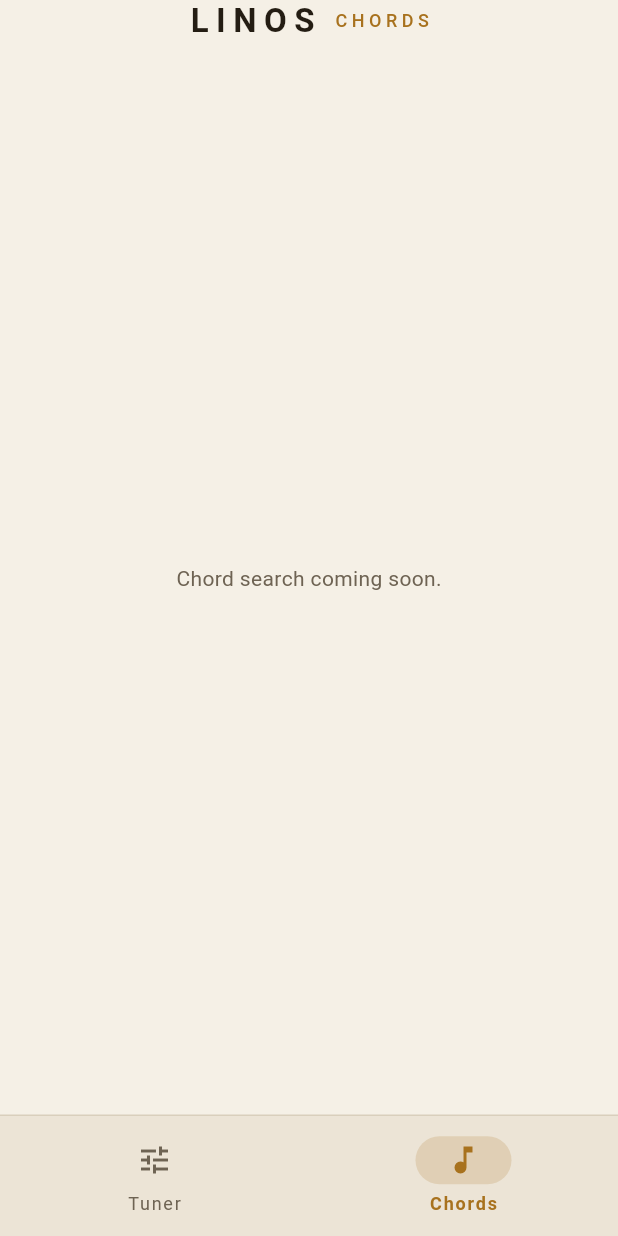
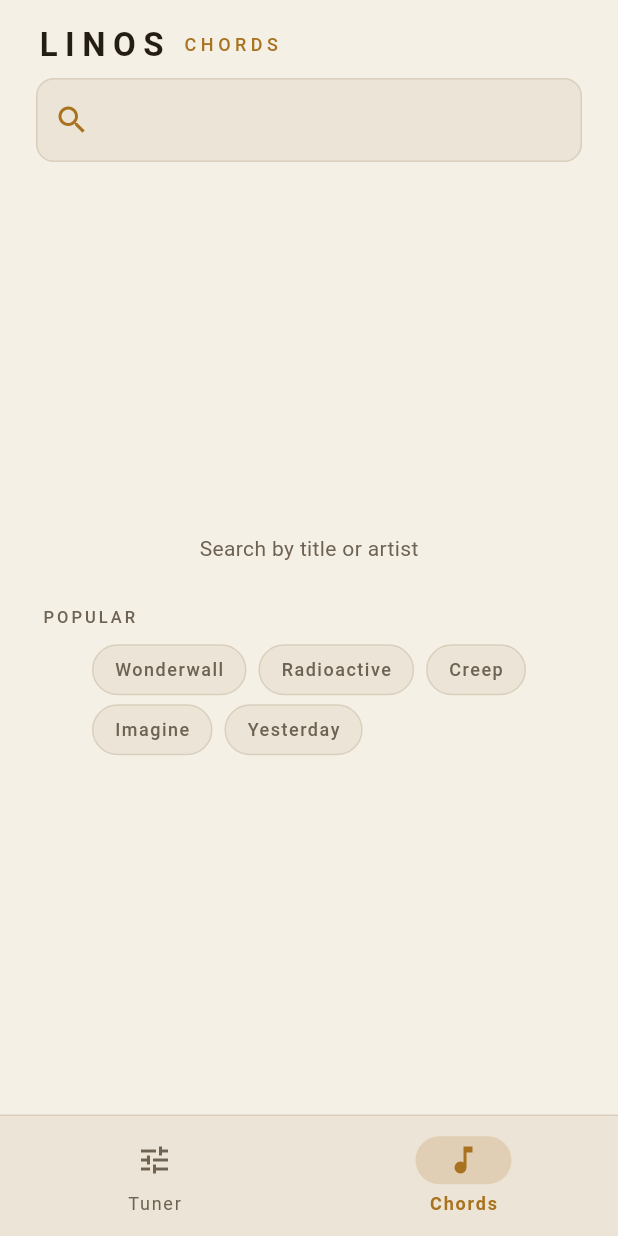
Before and after one commit to ChamuRajapaksha/Linos, a Flutter app: the screen it shows after launch, item 2 of the bottom bar chosen, on a phone screen of 412 x 824 dp. Run offline on Flutter 3.47's test engine with Material 3 defaults, Android fonts, the phone set to English and light mode, and no system bars; our stand-ins replace get_it, permission_handler, shared_preferences; missing offline and left inert: audio_session, record.

Commit message:
feat(chords-ui): add chord search screen with results list

```diff
--- a/lib/ui/core/navigation/app_shell.dart
+++ b/lib/ui/core/navigation/app_shell.dart
@@ -1,10 +1,10 @@
 import 'package:flutter/material.dart';
 
 import '../theme/linos_palette.dart';
-import '../widgets/wordmark.dart';
 import '../../features/tuner/views/tuner_view.dart';
 import '../../features/tuner/view_models/tuner_view_model.dart';
 import '../../features/chords/view_models/song_search_view_model.dart';
+import '../../features/chords/views/chord_search_view.dart';
 
 class AppShell extends StatefulWidget {
   const AppShell({
@@ -28,7 +28,7 @@ class _AppShellState extends State<AppShell> {
     return Scaffold(
       body: switch (_index) {
         0 => TunerView(viewModel: widget.tunerViewModel),
-        1 => const _ChordsTabPlaceholder(),
+        1 => ChordSearchView(viewModel: widget.searchViewModel),
         _ => throw StateError('Invalid tab index'),
       },
       bottomNavigationBar: Column(
@@ -48,31 +48,3 @@ class _AppShellState extends State<AppShell> {
     );
   }
 }
-
-class _ChordsTabPlaceholder extends StatelessWidget {
-  const _ChordsTabPlaceholder();
-
-  @override
-  Widget build(BuildContext context) {
-    final ThemeData theme = Theme.of(context);
-    final LinosPalette palette = LinosPalette.forBrightness(theme.brightness);
-    return SafeArea(
-      child: Column(
-        crossAxisAlignment: CrossAxisAlignment.stretch,
-        children: [
-          Center(child: Wordmark(label: 'CHORDS')),
-          const Spacer(),
-          Center(
-            child: Text(
-              'Chord search coming soon.',
-              style: theme.textTheme.bodyMedium?.copyWith(
-                color: palette.textMuted,
-              ),
-            ),
-          ),
-          const Spacer(),
-        ],
-      ),
-    );
-  }
-}
--- /dev/null
+++ b/lib/ui/features/chords/views/chord_search_view.dart
@@ -0,0 +1,369 @@
+import 'package:flutter/material.dart';
+
+import '../../../core/haptics/haptic_feedback.dart';
+import '../../../core/theme/linos_palette.dart';
+import '../../../core/widgets/press_scale.dart';
+import '../../../core/widgets/wordmark.dart';
+import '../../chords/view_models/song_search_view_model.dart';
+import '../../chords/view_models/chord_sheet_view_model.dart';
+import '../../chords/views/chord_sheet_view.dart';
+import '../../../../data/repositories/chord_sheet_repository.dart';
+import '../../../../di/locator.dart';
+import '../../../../domain/models/song.dart';
+
+/// Search screen for finding songs by title or artist.
+class ChordSearchView extends StatefulWidget {
+  const ChordSearchView({super.key, required this.viewModel});
+
+  final SongSearchViewModel viewModel;
+
+  @override
+  State<ChordSearchView> createState() => _ChordSearchViewState();
+}
+
+class _ChordSearchViewState extends State<ChordSearchView> {
+  final TextEditingController _controller = TextEditingController();
+  final FocusNode _focusNode = FocusNode();
+
+  @override
+  void initState() {
+    super.initState();
+    _controller.addListener(_onControllerChanged);
+  }
+
+  void _onControllerChanged() {
+    setState(() {});
+  }
+
+  @override
+  void dispose() {
+    _controller.removeListener(_onControllerChanged);
+    _controller.dispose();
+    _focusNode.dispose();
+    super.dispose();
+  }
+
+  void _onChipTap(String label) {
+    _controller.text = label;
+    widget.viewModel.onQueryChanged(label);
+  }
+
+  @override
+  Widget build(BuildContext context) {
+    final ThemeData theme = Theme.of(context);
+    final LinosPalette palette = LinosPalette.forBrightness(theme.brightness);
+
+    return Scaffold(
+      body: SafeArea(
+        child: Column(
+          crossAxisAlignment: CrossAxisAlignment.stretch,
+          children: [
+            Padding(
+              padding: const EdgeInsets.fromLTRB(24, 16, 24, 4),
+              child: const Wordmark(label: 'CHORDS'),
+            ),
+            Padding(
+              padding: const EdgeInsets.fromLTRB(24, 4, 24, 8),
+              child: TextField(
+                controller: _controller,
+                focusNode: _focusNode,
+                onChanged: widget.viewModel.onQueryChanged,
+                decoration: InputDecoration(
+                  prefixIcon: Icon(Icons.search, color: palette.accent),
+                  suffixIcon: _controller.text.isNotEmpty
+                      ? IconButton(
+                          onPressed: () {
+                            _controller.clear();
+                            widget.viewModel.clear();
+                          },
+                          icon: Icon(Icons.clear, color: palette.textMuted),
+                        )
+                      : null,
+                ),
+              ),
+            ),
+            Expanded(
+              child: ListenableBuilder(
+                listenable: widget.viewModel,
+                builder: (context, _) {
+                  return switch (widget.viewModel.state) {
+                    SongSearchState.idle => _IdleView(
+                      onChipTap: _onChipTap,
+                    ),
+                    SongSearchState.loading => const Center(
+                      child: SizedBox(
+                        width: 22,
+                        height: 22,
+                        child: CircularProgressIndicator(strokeWidth: 2.5),
+                      ),
+                    ),
+                    SongSearchState.results => _ResultsList(
+                      results: widget.viewModel.results,
+                      onSelect: (song) {
+                        widget.viewModel.selectSong(song);
+                        Navigator.of(context).push(
+                          MaterialPageRoute(
+                            builder: (_) => ChordSheetView(
+                              viewModel: ChordSheetViewModel(
+                                repository: locator<ChordSheetRepository>(),
+                              ),
+                              song: song,
+                            ),
+                          ),
+                        );
+                      },
+                    ),
+                    SongSearchState.empty => _EmptyView(),
+                    SongSearchState.error => _ErrorView(
+                      message: widget.viewModel.errorMessage,
+                      onRetry: () =>
+                          widget.viewModel.onQueryChanged(widget.viewModel.query),
+                    ),
+                  };
+                },
+              ),
+            ),
+          ],
+        ),
+      ),
+    );
+  }
+}
+
+class _IdleView extends StatelessWidget {
+  const _IdleView({required this.onChipTap});
+
+  final ValueChanged<String> onChipTap;
+
+  static const List<String> _popular = [
+    'Wonderwall',
+    'Radioactive',
+    'Creep',
+    'Imagine',
+    'Yesterday',
+  ];
+
+  @override
+  Widget build(BuildContext context) {
+    final ThemeData theme = Theme.of(context);
+    final LinosPalette palette = LinosPalette.forBrightness(theme.brightness);
+    return Center(
+      child: Padding(
+        padding: const EdgeInsets.symmetric(horizontal: 28, vertical: 32),
+        child: Column(
+          mainAxisSize: MainAxisSize.min,
+          children: [
+            Text(
+              'Search by title or artist',
+              style: theme.textTheme.bodyMedium?.copyWith(
+                color: palette.textMuted,
+              ),
+            ),
+            const SizedBox(height: 28),
+            Align(
+              alignment: Alignment.centerLeft,
+              child: Text(
+                'POPULAR',
+                style: theme.textTheme.labelSmall?.copyWith(
+                  letterSpacing: 2,
+                ),
+              ),
+            ),
+            const SizedBox(height: 10),
+            Wrap(
+              spacing: 8,
+              runSpacing: 6,
+              children: [
+                for (final label in _popular)
+                  _PopularChip(label: label, onTap: () => onChipTap(label)),
+              ],
+            ),
+          ],
+        ),
+      ),
+    );
+  }
+}
+
+class _PopularChip extends StatelessWidget {
+  const _PopularChip({required this.label, required this.onTap});
+
+  final String label;
+  final VoidCallback onTap;
+
+  @override
+  Widget build(BuildContext context) {
+    final ThemeData theme = Theme.of(context);
+    final LinosPalette palette = LinosPalette.forBrightness(theme.brightness);
+    return PressScale(
+      child: InkWell(
+        onTap: onTap,
+        borderRadius: BorderRadius.circular(20),
+        child: Container(
+          padding: const EdgeInsets.symmetric(horizontal: 14, vertical: 8),
+          decoration: BoxDecoration(
+            color: palette.panel,
+            borderRadius: BorderRadius.circular(20),
+            border: Border.all(color: palette.panelBorder),
+          ),
+          child: Text(
+            label,
+            style: theme.textTheme.labelMedium?.copyWith(
+              color: palette.textMuted,
+              letterSpacing: 1,
+            ),
+          ),
+        ),
+      ),
+    );
+  }
+}
+
+class _ResultsList extends StatelessWidget {
+  const _ResultsList({required this.results, required this.onSelect});
+
+  final List<Song> results;
+  final ValueChanged<Song> onSelect;
+
+  @override
+  Widget build(BuildContext context) {
+    return ListView.builder(
+      padding: const EdgeInsets.symmetric(horizontal: 24, vertical: 8),
+      itemCount: results.length,
+      itemBuilder: (context, index) {
+        final song = results[index];
+        return Padding(
+          padding: const EdgeInsets.only(bottom: 8),
+          child: _SongResultTile(
+            song: song,
+            onTap: () {
+              Haptics.stringSelected();
+              onSelect(song);
+            },
+          ),
+        );
+      },
+    );
+  }
+}
+
+class _SongResultTile extends StatelessWidget {
+  const _SongResultTile({required this.song, required this.onTap});
+
+  final Song song;
+  final VoidCallback onTap;
+
+  @override
+  Widget build(BuildContext context) {
+    final ThemeData theme = Theme.of(context);
+    final LinosPalette palette = LinosPalette.forBrightness(theme.brightness);
+    return Semantics(
+      container: true,
+      label: '${song.title} by ${song.artist}. Tap to view chord sheet.',
+      child: PressScale(
+        child: InkWell(
+          onTap: onTap,
+          borderRadius: BorderRadius.circular(12),
+          child: Container(
+            padding: const EdgeInsets.symmetric(horizontal: 16, vertical: 14),
+            decoration: BoxDecoration(
+              color: palette.panel,
+              borderRadius: BorderRadius.circular(12),
+              border: Border.all(color: palette.panelBorder),
+            ),
+            child: Row(
+              children: [
+                Expanded(
+                  child: Column(
+                    crossAxisAlignment: CrossAxisAlignment.start,
+                    children: [
+                      Text(
+                        song.title,
+                        style: theme.textTheme.bodyLarge?.copyWith(
+                          color: palette.text,
+                        ),
+                      ),
+                      const SizedBox(height: 2),
+                      Text(
+                        song.artist,
+                        style: theme.textTheme.labelMedium?.copyWith(
+                          color: palette.textMuted,
+                        ),
+                      ),
+                    ],
+                  ),
+                ),
+                Icon(Icons.chevron_right, color: palette.textMuted),
+              ],
+            ),
+          ),
+        ),
+      ),
+    );
+  }
+}
+
+class _EmptyView extends StatelessWidget {
+  @override
+  Widget build(BuildContext context) {
+    final ThemeData theme = Theme.of(context);
+    final LinosPalette palette = LinosPalette.forBrightness(theme.brightness);
+    return Center(
+      child: Column(
+        mainAxisSize: MainAxisSize.min,
+        children: [
+          Icon(Icons.search_off, size: 44, color: palette.textMuted),
+          const SizedBox(height: 16),
+          Text(
+            'No songs found',
+            style: theme.textTheme.titleMedium?.copyWith(color: palette.text),
+          ),
+          const SizedBox(height: 6),
+          Text(
+            'Try another query',
+            style: theme.textTheme.bodySmall?.copyWith(
+              color: palette.textMuted,
+            ),
+          ),
+        ],
+      ),
+    );
+  }
+}
+
+class _ErrorView extends StatelessWidget {
+  const _ErrorView({required this.message, required this.onRetry});
+
+  final String? message;
+  final VoidCallback onRetry;
+
+  @override
+  Widget build(BuildContext context) {
+    final ThemeData theme = Theme.of(context);
+    final LinosPalette palette = LinosPalette.forBrightness(theme.brightness);
+    return Center(
+      child: Column(
+        mainAxisSize: MainAxisSize.min,
+        children: [
+          Icon(Icons.error_outline, size: 44, color: palette.textMuted),
+          const SizedBox(height: 16),
+          Text(
+            'Something went wrong',
+            style: theme.textTheme.titleMedium?.copyWith(color: palette.text),
+          ),
+          if (message != null) ...[
+            const SizedBox(height: 6),
+            Text(
+              message!,
+              style: theme.textTheme.bodySmall?.copyWith(
+                color: palette.textMuted,
+              ),
+            ),
+          ],
+          const SizedBox(height: 24),
+          FilledButton(onPressed: onRetry, child: const Text('Try Again')),
+        ],
+      ),
+    );
+  }
+}
```
Also changed, not shown: 2 other files.
